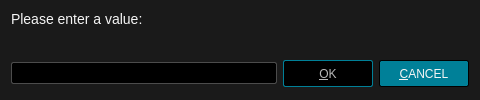
Old version of the form src/ui/inputdialog.ui in the repository u8sand/Baka-MPlayer.
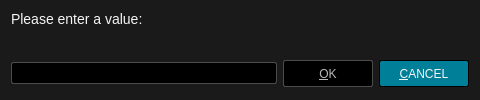
New version of the form.

Commit message: Tweaked a lot of colors QPushButton, seekbar, etc

Diff of the .ui file:
```diff
--- a/src/ui/inputdialog.ui
+++ b/src/ui/inputdialog.ui
@@ -43,7 +43,7 @@
     min-width: 76px;
 	min-height: 17px;
 }
-QPushButton:default {
+QPushButton:focus {
 	border: 1px solid whitesmoke;
 }
 QPushButton:pressed {
@@ -51,7 +51,7 @@
 }
 QPushButton:disabled {
 	background: black;
-	border: 1px solid #008098;
+	border: 1px solid #4C4C4C;
     color: #B8B8B8;
 }</string>
   </property>
```
Left out of the diff: 1 changed line with no effect on the pictures. The commit also changes 8 other files.
